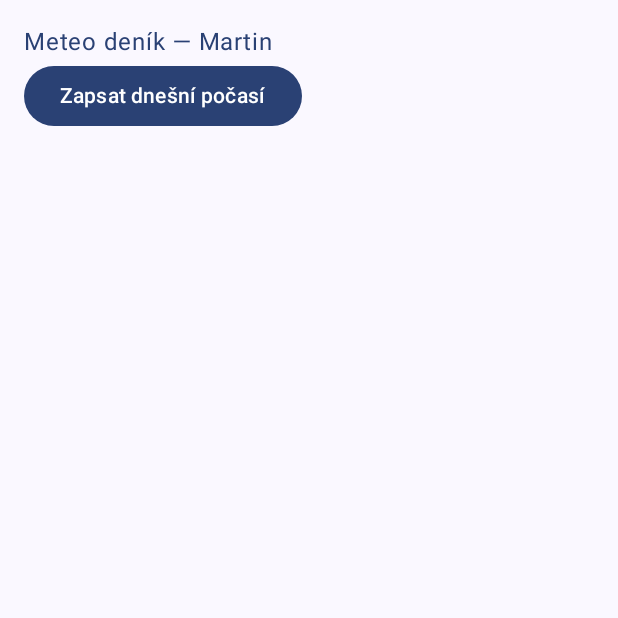
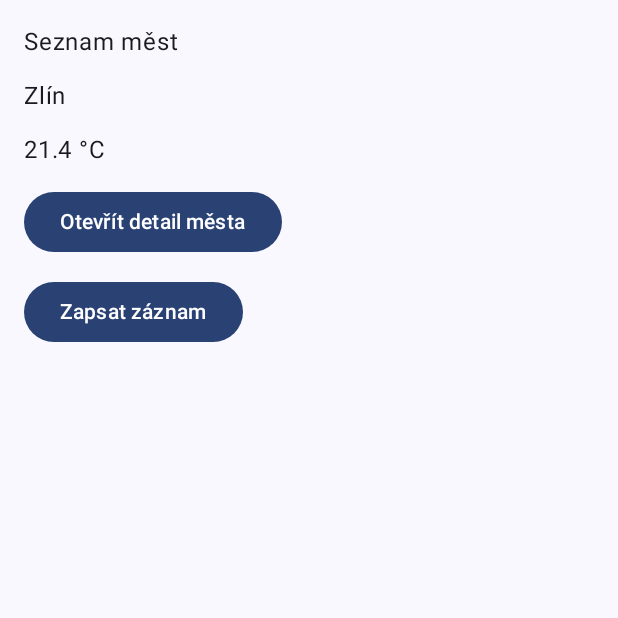
Before and after one commit to Martas666/meteodenik, an Android app built with Jetpack Compose: the screen it shows after launch (MainActivity), on a phone screen of 412 x 824 dp, the top half of it. Run offline under Robolectric (Android 15) with nearby library versions, the phone set to English and light mode, and no system bars.

Commit message:
Lekce 05: logovani zivotniho cyklu, druha Activity, share sheet, runtime receiver

```diff
--- a/app/src/main/AndroidManifest.xml
+++ b/app/src/main/AndroidManifest.xml
@@ -23,6 +23,12 @@
                 <category android:name="android.intent.category.LAUNCHER" />
             </intent-filter>
         </activity>
+        <activity
+            android:name=".DetailMestaActivity"
+            android:exported="false"
+            android:label="@string/title_activity_detail_mesta"
+            android:theme="@style/Theme.MeteoDenik"
+            android:windowSoftInputMode="adjustResize" />
     </application>
 
 </manifest>
--- a/app/src/main/java/cz/utb/meteodenik/MainActivity.kt
+++ b/app/src/main/java/cz/utb/meteodenik/MainActivity.kt
@@ -1,67 +1,81 @@
 package cz.utb.meteodenik
 
+import android.content.IntentFilter
 import android.os.Bundle
+import android.util.Log
 import androidx.activity.ComponentActivity
 import androidx.activity.compose.setContent
 import androidx.activity.enableEdgeToEdge
-import androidx.compose.foundation.layout.Arrangement.Bottom
-import androidx.compose.foundation.layout.Column
 import androidx.compose.foundation.layout.fillMaxSize
 import androidx.compose.foundation.layout.padding
-import androidx.compose.material3.Button
-import androidx.compose.material3.MaterialTheme
 import androidx.compose.material3.Scaffold
-import androidx.compose.material3.Text
-import androidx.compose.runtime.Composable
-import androidx.compose.runtime.getValue
-import androidx.compose.runtime.mutableStateOf
-import androidx.compose.runtime.remember
-import androidx.compose.runtime.setValue
 import androidx.compose.ui.Modifier
-import androidx.compose.ui.res.stringResource
-import androidx.compose.ui.tooling.preview.Preview
-import androidx.compose.ui.unit.dp
+import androidx.core.content.ContextCompat
+import cz.utb.meteodenik.ui.SeznamMestObrazovka
 import cz.utb.meteodenik.ui.theme.MeteoDenikTheme
 
+private const val TAG = "Cyklus"
+
 class MainActivity : ComponentActivity() {
+
+    private val receiver = ZaznamUlozenReceiver { mesto ->
+        Log.d(TAG, "MainActivity dostala zprávu o uložení: $mesto")
+    }
+
     override fun onCreate(savedInstanceState: Bundle?) {
         super.onCreate(savedInstanceState)
+
+        Log.d(TAG, "MainActivity onCreate (savedInstanceState = $savedInstanceState)")
+
         enableEdgeToEdge()
+
         setContent {
             MeteoDenikTheme {
                 Scaffold(modifier = Modifier.fillMaxSize()) { innerPadding ->
-                    MeteoObrazovka(modifier = Modifier.padding(innerPadding))
+                    SeznamMestObrazovka(
+                        modifier = Modifier.padding(innerPadding)
+                    )
                 }
             }
         }
     }
-}
 
-@Composable
-fun MeteoObrazovka(modifier: Modifier = Modifier){
-    var zapsano by remember { mutableStateOf(false) }
-    Column( modifier.padding(16.dp)) {
-        Text(
-            text = if (zapsano) {
-                stringResource(R.string.text_po_kliknuti)
-            } else {
-                stringResource(R.string.uvodni_text)
-            },
-            color = MaterialTheme.colorScheme.primary
+    override fun onStart() {
+        super.onStart()
+        Log.d(TAG, "MainActivity onStart")
+
+        ContextCompat.registerReceiver(
+            this,
+            receiver,
+            IntentFilter(ZaznamUlozenReceiver.ACTION_ZAZNAM_ULOZEN),
+            ContextCompat.RECEIVER_NOT_EXPORTED
         )
+    }
 
-        Button(onClick = {
-            zapsano = !zapsano
-        }) {
-            Text(text = stringResource(R.string.akce_zmen_text))
-        }
+    override fun onResume() {
+        super.onResume()
+        Log.d(TAG, "MainActivity onResume")
+    }
+
+    override fun onPause() {
+        super.onPause()
+        Log.d(TAG, "MainActivity onPause")
+    }
+
+    override fun onStop() {
+        super.onStop()
+        Log.d(TAG, "MainActivity onStop")
+
+        unregisterReceiver(receiver)
+    }
+
+    override fun onRestart() {
+        super.onRestart()
+        Log.d(TAG, "MainActivity onRestart")
+    }
+
+    override fun onDestroy() {
+        super.onDestroy()
+        Log.d(TAG, "MainActivity onDestroy (isFinishing = $isFinishing)")
     }
 }
-
-@Preview(showBackground = true)
-@Composable
-fun MeteoObrazovkaPreviw() {
-    MeteoDenikTheme {
-        MeteoObrazovka()
-    }
-}
--- /dev/null
+++ b/app/src/main/java/cz/utb/meteodenik/ZaznamUlozenReceiver.kt
@@ -0,0 +1,27 @@
+package cz.utb.meteodenik
+
+import android.content.BroadcastReceiver
+import android.content.Context
+import android.content.Intent
+import android.util.Log
+
+class ZaznamUlozenReceiver(
+    private val naZaznam: (String) -> Unit
+) : BroadcastReceiver() {
+
+    companion object {
+        const val ACTION_ZAZNAM_ULOZEN =
+            "cz.utb.meteodenik.action.ZAZNAM_ULOZEN"
+
+        const val EXTRA_MESTO =
+            "cz.utb.meteodenik.extra.MESTO"
+    }
+
+    override fun onReceive(context: Context, intent: Intent) {
+        val mesto = intent.getStringExtra(EXTRA_MESTO) ?: return
+
+        Log.d("Cyklus", "Receiver onReceive mesto=$mesto")
+
+        naZaznam(mesto)
+    }
+}
--- /dev/null
+++ b/app/src/main/java/cz/utb/meteodenik/ui/SeznamMestObrazovka.kt
@@ -0,0 +1,64 @@
+package cz.utb.meteodenik.ui
+
+import android.content.Intent
+import androidx.compose.foundation.layout.Arrangement
+import androidx.compose.foundation.layout.Column
+import androidx.compose.foundation.layout.padding
+import androidx.compose.material3.Button
+import androidx.compose.material3.Text
+import androidx.compose.runtime.Composable
+import androidx.compose.ui.Modifier
+import androidx.compose.ui.platform.LocalContext
+import androidx.compose.ui.res.stringResource
+import androidx.compose.ui.unit.dp
+import cz.utb.meteodenik.DetailMestaActivity
+import cz.utb.meteodenik.R
+import cz.utb.meteodenik.ZaznamUlozenReceiver
+
+@Composable
+fun SeznamMestObrazovka(modifier: Modifier = Modifier) {
+
+    val context = LocalContext.current
+
+    Column(
+        modifier = modifier.padding(16.dp),
+        verticalArrangement = Arrangement.spacedBy(12.dp)
+    ) {
+        Text(text = stringResource(R.string.seznam_mest))
+
+        Text(text = "Zlín")
+
+        Text(text = stringResource(R.string.teplota_format, 21.4))
+
+        Button(
+            onClick = {
+                val intent = Intent(
+                    context,
+                    DetailMestaActivity::class.java
+                ).apply {
+                    putExtra(DetailMestaActivity.EXTRA_MESTO, "Zlín")
+                    putExtra(DetailMestaActivity.EXTRA_TEPLOTA, 21.4)
+                }
+
+                context.startActivity(intent)
+            }
+        ) {
+            Text(text = stringResource(R.string.otevri_detail))
+        }
+
+        Button(
+            onClick = {
+                val intent = Intent(
+                    ZaznamUlozenReceiver.ACTION_ZAZNAM_ULOZEN
+                ).apply {
+                    setPackage(context.packageName)
+                    putExtra(ZaznamUlozenReceiver.EXTRA_MESTO, "Zlín")
+                }
+
+                context.sendBroadcast(intent)
+            }
+        ) {
+            Text(text = stringResource(R.string.poslat_zpravu))
+        }
+    }
+}
--- a/app/src/main/res/values/strings.xml
+++ b/app/src/main/res/values/strings.xml
@@ -3,4 +3,13 @@
     <string name="uvodni_text">Meteo deník — Martin</string>
     <string name="text_po_kliknuti">Dnes bylo 21 °C a jasno</string>
     <string name="akce_zmen_text">Zapsat dnešní počasí</string>
+    <string name="title_activity_detail_mesta">DetailMestaActivity</string>
+    <string name="teplota_format">%1$.1f °C</string>
+    <string name="teplota_chybi">Teplota není k dispozici</string>
+    <string name="sdilet_zaznam">Sdílet záznam</string>
+    <string name="sdileny_text">%1$s: %2$.1f °C — zapsáno v MeteoDeníku</string>
+    <string name="poslat_zpravu">Zapsat záznam</string>
+    <string name="seznam_mest">Seznam měst</string>
+    <string name="otevri_detail">Otevřít detail města</string>
+    <string name="mesto_nezname">Neznámé město</string>
 </resources>
```
Also changed, not shown: app/src/main/java/cz/utb/meteodenik/DetailMestaActivity.kt (added, +78 -0 lines), app/src/main/java/cz/utb/meteodenik/cv04/pitva/Pitva.kt (+22 -22 lines), app/src/main/java/cz/utb/meteodenik/ui/DetailObrazovka.kt (added, +71 -0 lines).
